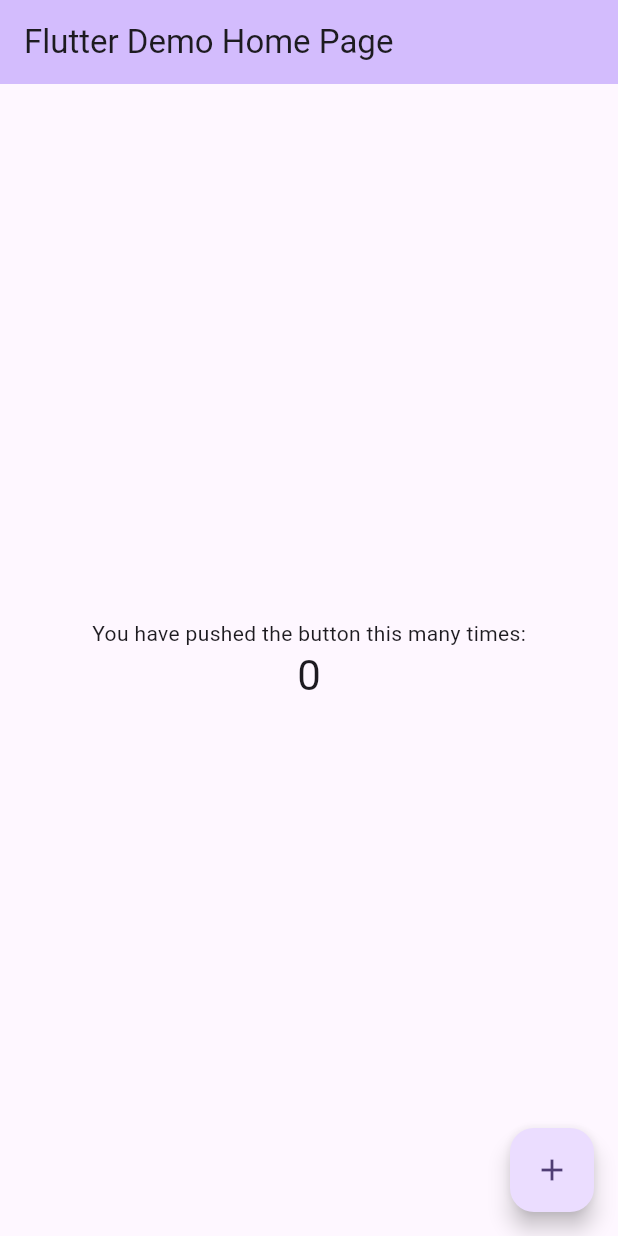
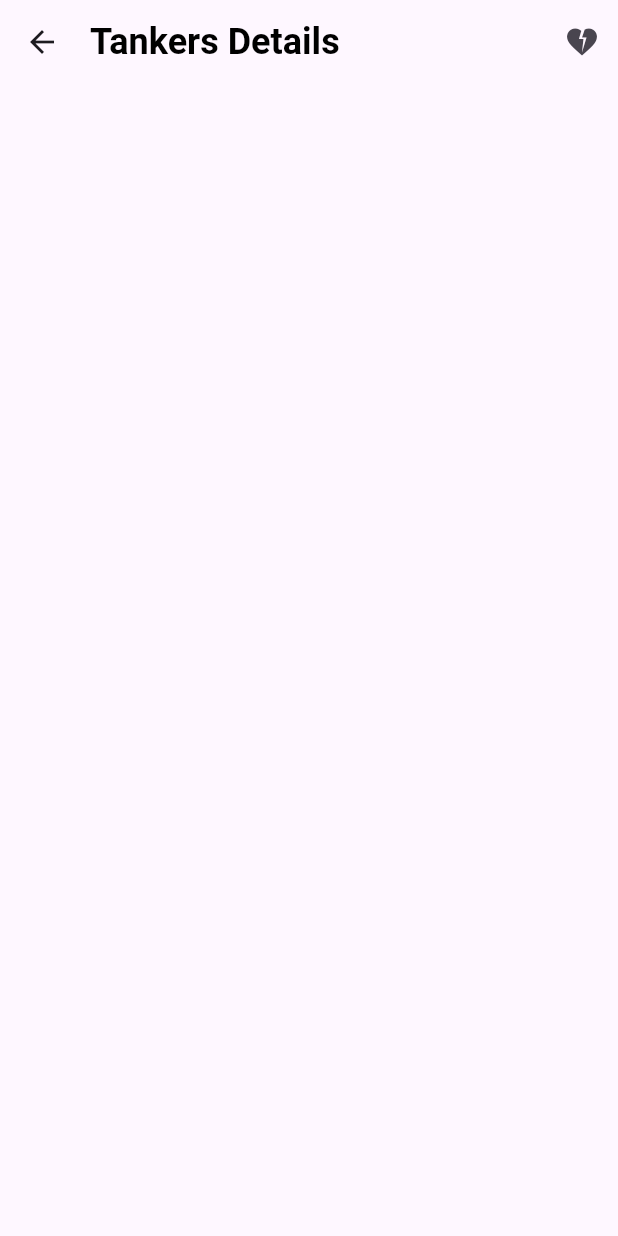
Before and after one commit to Ahmad163563/day02project, a Flutter app: the screen it shows after launch, on a phone screen of 412 x 824 dp. Run offline on Flutter 3.47's test engine with Material 3 defaults, Android fonts, the phone set to English and light mode, and no system bars.

Commit message:
page 3 working

```diff
--- a/lib/main.dart
+++ b/lib/main.dart
@@ -1,3 +1,6 @@
+import 'package:day2/view/page1.dart';
+import 'package:day2/view/page2.dart';
+import 'package:day2/view/page3%5D.dart';
 import 'package:flutter/material.dart';
 
 void main() {
@@ -11,115 +14,12 @@ class MyApp extends StatelessWidget {
   @override
   Widget build(BuildContext context) {
     return MaterialApp(
-      title: 'Flutter Demo',
-      theme: ThemeData(
-        // This is the theme of your application.
-        //
-        // TRY THIS: Try running your application with "flutter run". You'll see
-        // the application has a purple toolbar. Then, without quitting the app,
-        // try changing the seedColor in the colorScheme below to Colors.green
-        // and then invoke "hot reload" (save your changes or press the "hot
-        // reload" button in a Flutter-supported IDE, or press "r" if you used
-        // the command line to start the app).
-        //
-        // Notice that the counter didn't reset back to zero; the application
-        // state is not lost during the reload. To reset the state, use hot
-        // restart instead.
-        //
-        // This works for code too, not just values: Most code changes can be
-        // tested with just a hot reload.
-        colorScheme: ColorScheme.fromSeed(seedColor: Colors.deepPurple),
-        useMaterial3: true,
-      ),
-      home: const MyHomePage(title: 'Flutter Demo Home Page'),
+      debugShowCheckedModeBanner: false,
+        title: 'Flutter Demo',
+        theme: ThemeData(
+        ),
+        home: Page3()//Page2()//Page1() //Home(),
     );
   }
+
 }
-
-class MyHomePage extends StatefulWidget {
-  const MyHomePage({super.key, required this.title});
-
-  // This widget is the home page of your application. It is stateful, meaning
-  // that it has a State object (defined below) that contains fields that affect
-  // how it looks.
-
-  // This class is the configuration for the state. It holds the values (in this
-  // case the title) provided by the parent (in this case the App widget) and
-  // used by the build method of the State. Fields in a Widget subclass are
-  // always marked "final".
-
-  final String title;
-
-  @override
-  State<MyHomePage> createState() => _MyHomePageState();
-}
-
-class _MyHomePageState extends State<MyHomePage> {
-  int _counter = 0;
-
-  void _incrementCounter() {
-    setState(() {
-      // This call to setState tells the Flutter framework that something has
-      // changed in this State, which causes it to rerun the build method below
-      // so that the display can reflect the updated values. If we changed
-      // _counter without calling setState(), then the build method would not be
-      // called again, and so nothing would appear to happen.
-      _counter++;
-    });
-  }
-
-  @override
-  Widget build(BuildContext context) {
-    // This method is rerun every time setState is called, for instance as done
-    // by the _incrementCounter method above.
-    //
-    // The Flutter framework has been optimized to make rerunning build methods
-    // fast, so that you can just rebuild anything that needs updating rather
-    // than having to individually change instances of widgets.
-    return Scaffold(
-      appBar: AppBar(
-        // TRY THIS: Try changing the color here to a specific color (to
-        // Colors.amber, perhaps?) and trigger a hot reload to see the AppBar
-        // change color while the other colors stay the same.
-        backgroundColor: Theme.of(context).colorScheme.inversePrimary,
-        // Here we take the value from the MyHomePage object that was created by
-        // the App.build method, and use it to set our appbar title.
-        title: Text(widget.title),
-      ),
-      body: Center(
-        // Center is a layout widget. It takes a single child and positions it
-        // in the middle of the parent.
-        child: Column(
-          // Column is also a layout widget. It takes a list of children and
-          // arranges them vertically. By default, it sizes itself to fit its
-          // children horizontally, and tries to be as tall as its parent.
-          //
-          // Column has various properties to control how it sizes itself and
-          // how it positions its children. Here we use mainAxisAlignment to
-          // center the children vertically; the main axis here is the vertical
-          // axis because Columns are vertical (the cross axis would be
-          // horizontal).
-          //
-          // TRY THIS: Invoke "debug painting" (choose the "Toggle Debug Paint"
-          // action in the IDE, or press "p" in the console), to see the
-          // wireframe for each widget.
-          mainAxisAlignment: MainAxisAlignment.center,
-          children: <Widget>[
-            const Text(
-              'You have pushed the button this many times:',
-            ),
-            Text(
-              '$_counter',
-              style: Theme.of(context).textTheme.headlineMedium,
-            ),
-          ],
-        ),
-      ),
-      floatingActionButton: FloatingActionButton(
-        onPressed: _incrementCounter,
-        tooltip: 'Increment',
-        child: const Icon(Icons.add),
-      ), // This trailing comma makes auto-formatting nicer for build methods.
-    );
-  }
-}
--- /dev/null
+++ b/lib/view/page3].dart
@@ -0,0 +1,30 @@
+import 'package:flutter/material.dart';
+
+class Page3 extends StatefulWidget {
+  const Page3({super.key});
+
+  @override
+  State<Page3> createState() => _Page3State();
+}
+
+class _Page3State extends State<Page3> {
+  @override
+  Widget build(BuildContext context) {
+    return Scaffold(
+      appBar: AppBar(
+        title: Row(
+          children: [
+            Icon(Icons.arrow_back),
+            SizedBox(width: 20,),
+            Text('Tankers Details',style: TextStyle(fontSize: 24,fontWeight: FontWeight.bold,color: Colors.black),)
+          ],
+        ),
+        actions: [
+          Container(
+            child: IconButton(onPressed: (){}, icon: Icon(Icons.heart_broken)),
+          )
+        ],
+      ),
+    );
+  }
+}
--- a/pubspec.yaml
+++ b/pubspec.yaml
@@ -58,7 +58,8 @@ flutter:
   uses-material-design: true
 
   # To add assets to your application, add an assets section, like this:
-  # assets:
+  assets:
+    - assets/
   #   - images/a_dot_burr.jpeg
   #   - images/a_dot_ham.jpeg
 
```
Also changed, not shown: lib/view/page1.dart (added, +250 -0 lines), lib/view/page2.dart (added, +162 -0 lines), assets/truck.jpg (added), assets/water.jpeg (added).
